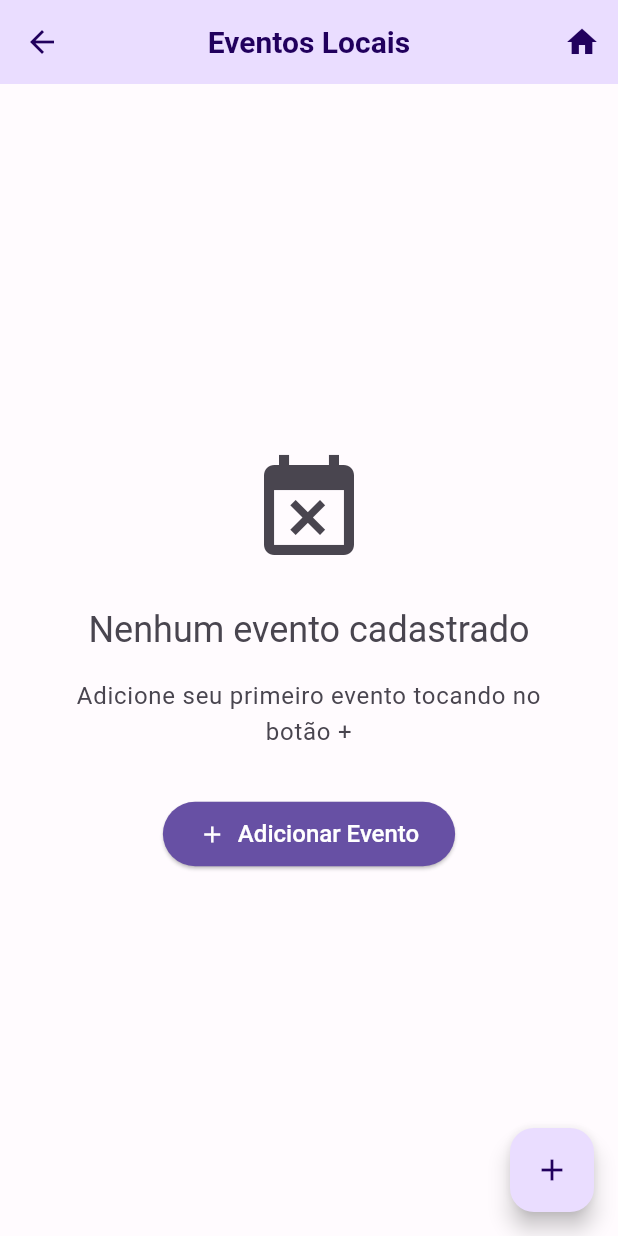
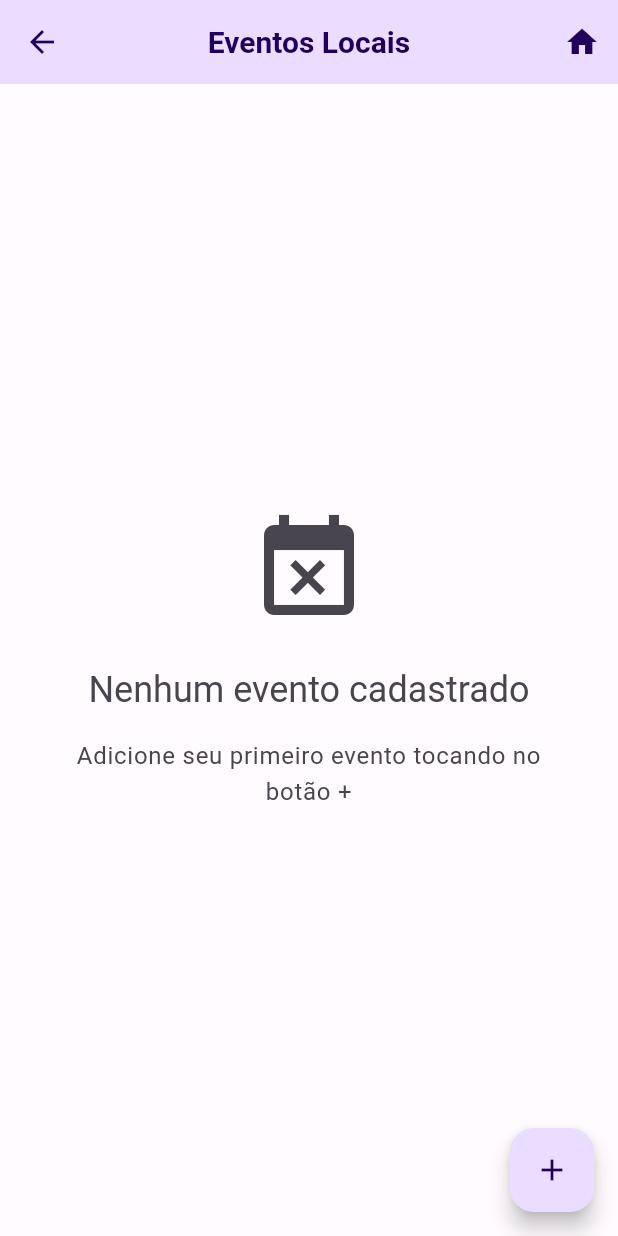
Before and after one commit to Sheila724/DSM5-DispovitosMoveis, a Flutter app: the EventListPage screen opened by its route, on a phone screen of 412 x 824 dp. Run offline on Flutter 3.47's test engine with Material 3 defaults, Android fonts, the phone set to English and light mode, and no system bars; our stand-ins replace shared_preferences; accounts and stored records are empty.

Commit message:
refactor: remove botão redundante de adicionar evento, mantém apenas FAB

```diff
--- a/lib/features/event/presentation/pages/event_list_page.dart
+++ b/lib/features/event/presentation/pages/event_list_page.dart
@@ -214,12 +214,7 @@ class _EventListPageState extends State<EventListPage> {
               ),
               textAlign: TextAlign.center,
             ),
-            const SizedBox(height: 32),
-            ElevatedButton.icon(
-              onPressed: _navigateToNewEvent,
-              icon: const Icon(Icons.add),
-              label: const Text('Adicionar Evento'),
-            ),
+
           ],
         ),
       ),
```
